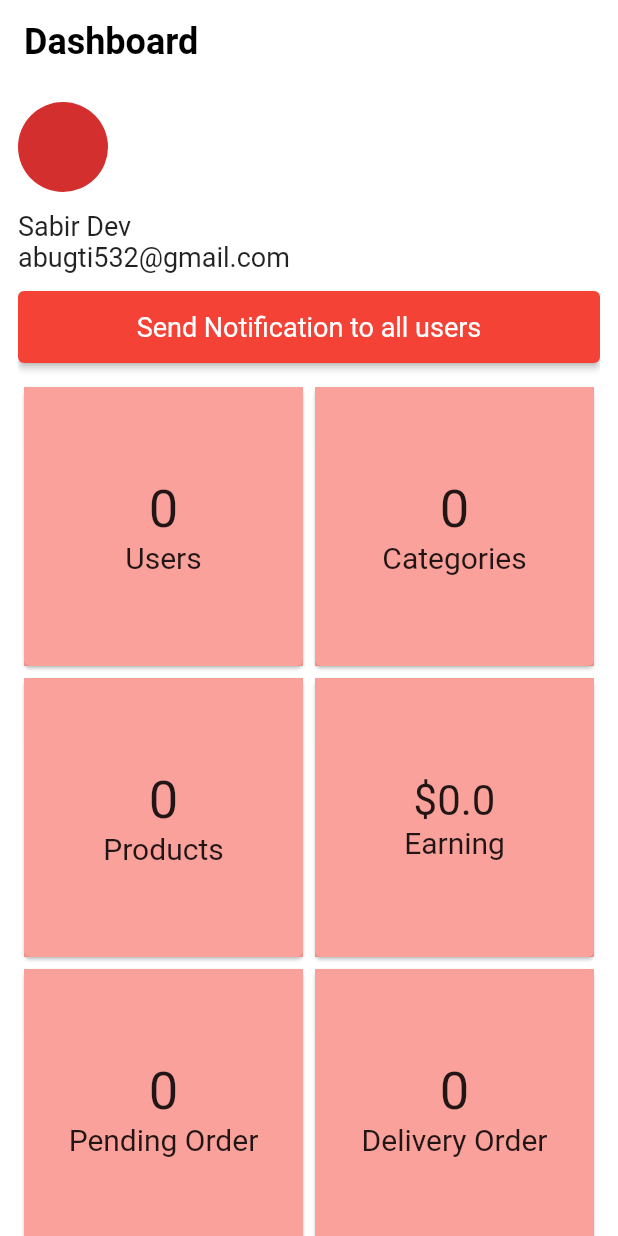
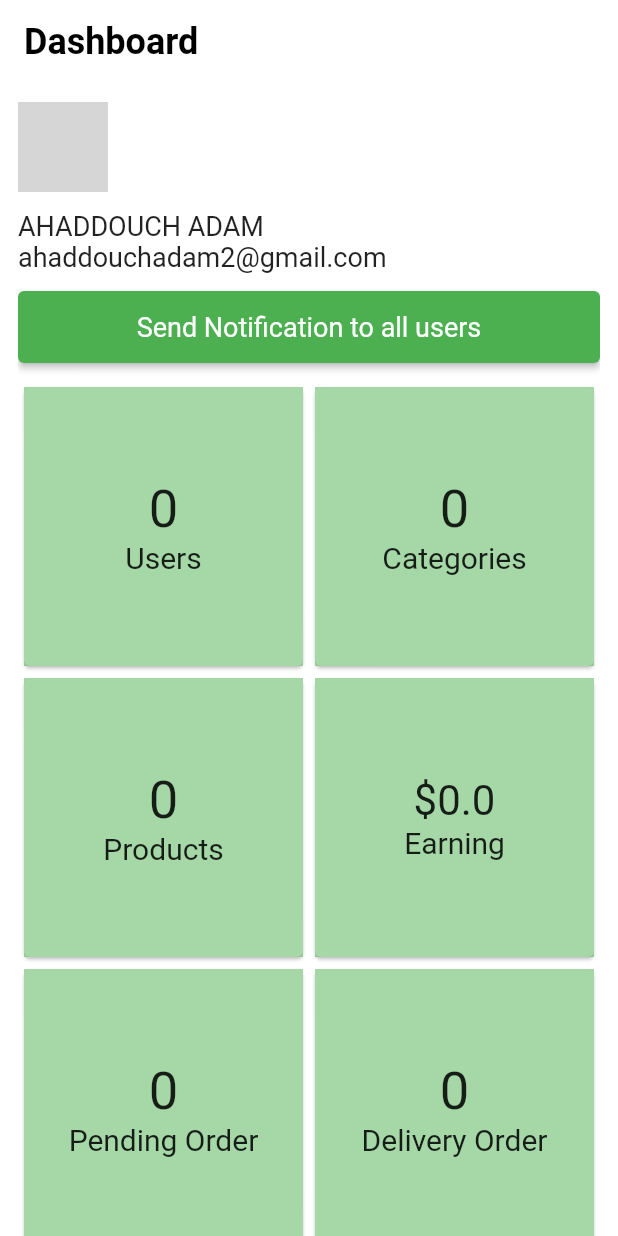
Before and after one commit to ahaddouch/admin_panel, a Flutter app: the screen it shows after launch, on a phone screen of 412 x 824 dp. Run offline on Flutter 3.47's test engine with Material 2 defaults, Android fonts, the phone set to English and light mode, and no system bars; our stand-ins replace cloud_firestore, firebase_auth, firebase_core, firebase_storage, fluttertoast, image_picker; accounts and stored records are empty; network calls fail; grey boxes are pictures that could not be loaded.

Commit message:
last commit 21/6/2023

```diff
--- a/lib/constants/theme.dart
+++ b/lib/constants/theme.dart
@@ -2,15 +2,15 @@ import 'package:flutter/material.dart';
 
 ThemeData themeData = ThemeData(
     scaffoldBackgroundColor: Colors.white,
-    primaryColor: Colors.red,
+    primaryColor: Colors.green,
     outlinedButtonTheme: OutlinedButtonThemeData(
         style: OutlinedButton.styleFrom(
-            foregroundColor: Colors.red,
+            foregroundColor: Colors.green,
             textStyle: const TextStyle(
-              color: Colors.red,
+              color: Colors.green,
             ),
-            side: const BorderSide(color: Colors.red, width: 1.7),
-            disabledForegroundColor: Colors.red.withOpacity(0.38))),
+            side: const BorderSide(color: Colors.green, width: 1.7),
+            disabledForegroundColor: Colors.green.withOpacity(0.38))),
     inputDecorationTheme: InputDecorationTheme(
       border: outlineInputBorder,
       errorBorder: outlineInputBorder,
@@ -23,15 +23,15 @@ ThemeData themeData = ThemeData(
     elevatedButtonTheme: ElevatedButtonThemeData(
       style: ElevatedButton.styleFrom(
         minimumSize: const Size(double.infinity, 48),
-        backgroundColor: Colors.red,
+        backgroundColor: Colors.green,
         textStyle: const TextStyle(
           fontSize: 18.0,
         ),
         disabledBackgroundColor: Colors.grey,
       ),
     ),
-    primarySwatch: Colors.red,
-    canvasColor: Colors.red,
+    primarySwatch: Colors.green,
+    canvasColor: Colors.green,
     appBarTheme: const AppBarTheme(
         backgroundColor: Colors.white,
         elevation: 0.0,
--- a/lib/main.dart
+++ b/lib/main.dart
@@ -4,6 +4,7 @@ import 'package:firebase_core/firebase_core.dart';
 import 'package:flutter/material.dart';
 import 'package:provider/provider.dart';
 
+import 'constants/dark_theme.dart';
 import 'constants/theme.dart';
 import 'screens/home_page/home_page.dart';
 
--- a/lib/screens/home_page/home_page.dart
+++ b/lib/screens/home_page/home_page.dart
@@ -58,19 +58,21 @@ class _HomePageState extends State<HomePage> {
                   crossAxisAlignment: CrossAxisAlignment.start,
                   children: [
                     const CircleAvatar(
+                      backgroundImage: NetworkImage(
+                          "https://media.licdn.com/dms/image/D4E35AQF71J9TB8imgQ/profile-framedphoto-shrink_400_400/0/1685405825155?e=1687881600&v=beta&t=BH0MyiA4VKoPIfoUg5yNow-Ku_x5Taiarn1HdYsK4IM"),
                       radius: 30,
                     ),
                     const SizedBox(
                       height: 12.0,
                     ),
                     const Text(
-                      "Sabir Dev",
+                      "AHADDOUCH ADAM",
                       style: TextStyle(
                         fontSize: 18,
                       ),
                     ),
                     const Text(
-                      "abugti532@gmail.com",
+                      "ahaddouchadam2@gmail.com",
                       style: TextStyle(
                         fontSize: 18,
                       ),
--- a/lib/screens/notification_screen/notification_screen.dart
+++ b/lib/screens/notification_screen/notification_screen.dart
@@ -77,7 +77,7 @@ Future<void> sendNotificationToAllUsers(
   allUserToken = newAllUserToken;
   // Replace 'YOUR_SERVER_KEY' with your Firebase Cloud Messaging server key
   const String serverKey =
-      '';
+      'AAAAkxQ772M:APA91bGVp_g2utV9jBFqJv61Nj_L6QeMUpkYfzSgF0Fduvfz4H0p747pcH8RR1d0BdfJAQ4J7mXZH8PcI-lhq8iLn6IwY2Hscm3uA5_udJA5LKYjhLbrZWyJHeHfD8zTMygzaeTRinM8';
 
   const String firebaseUrl = 'https://fcm.googleapis.com/fcm/send';
 
```
Also changed, not shown: lib/constants/dark_theme.dart (added, +63 -0 lines), 1 other file.
